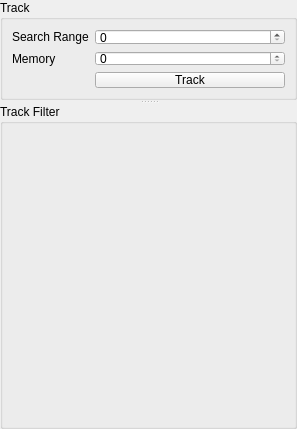
First picture: the form in src/napari_intensity_step_detection/main_panel_widget/tracking_widget.ui, repository zeroth/napari-intensity-step-detection, before the edit.
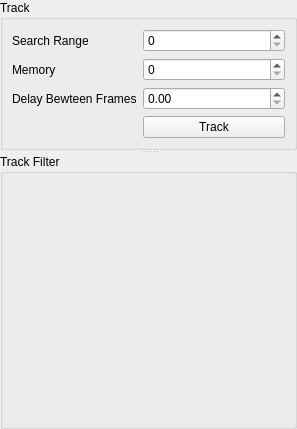
Second picture: the form after the edit.

Commit message: main panles uses new Track class

Diff of the .ui file:
```diff
--- a/src/napari_intensity_step_detection/main_panel_widget/tracking_widget.ui
+++ b/src/napari_intensity_step_detection/main_panel_widget/tracking_widget.ui
@@ -35,13 +35,13 @@
       <property name="minimumSize">
        <size>
         <width>0</width>
-        <height>100</height>
+                                <height>150</height>
        </size>
       </property>
       <property name="maximumSize">
        <size>
         <width>16777215</width>
-        <height>100</height>
+                                <height>150</height>
        </size>
       </property>
       <property name="title">
@@ -57,21 +57,43 @@
            </property>
           </widget>
          </item>
-         <item row="0" column="1">
-          <widget class="QSpinBox" name="sbSearchRange"/>
-         </item>
-         <item row="1" column="0">
-          <widget class="QLabel" name="memoryLabel">
+                                    <item row="0"
+                                          column="1">
+                                        <widget class="QSpinBox"
+                                                name="sbSearchRange" />
+                                    </item>
+                                    <item row="1"
+                                          column="0">
+                                        <widget class="QLabel"
+                                                name="memoryLabel">
            <property name="text">
             <string>Memory</string>
            </property>
           </widget>
          </item>
-         <item row="1" column="1">
-          <widget class="QSpinBox" name="sbMemory"/>
-         </item>
-         <item row="2" column="1">
-          <widget class="QPushButton" name="btnTrack">
+                                    <item row="1"
+                                          column="1">
+                                        <widget class="QSpinBox"
+                                                name="sbMemory" />
+                                    </item>
+                                    <item row="2"
+                                          column="0">
+                                        <widget class="QLabel"
+                                                name="deltaLabel">
+                                            <property name="text">
+                                                <string>Delay Bewteen Frames</string>
+                                            </property>
+                                        </widget>
+                                    </item>
+                                    <item row="2"
+                                          column="1">
+                                        <widget class="QDoubleSpinBox"
+                                                name="sbDelta" />
+                                    </item>
+                                    <item row="3"
+                                          column="1">
+                                        <widget class="QPushButton"
+                                                name="btnTrack">
            <property name="text">
             <string>Track</string>
            </property>
```
Left out of the diff: 44 changed lines with no effect on the pictures. Lines whose indentation alone changed are shown as unchanged. The commit also changes 7 other files.
